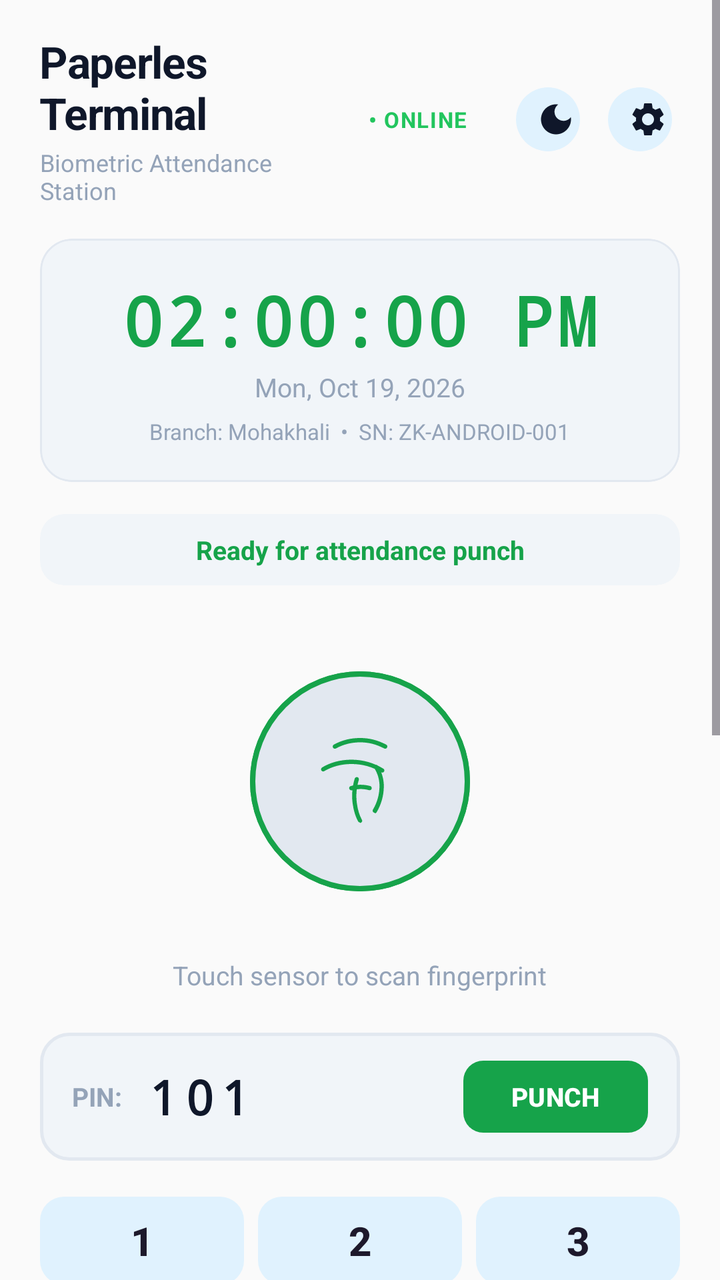
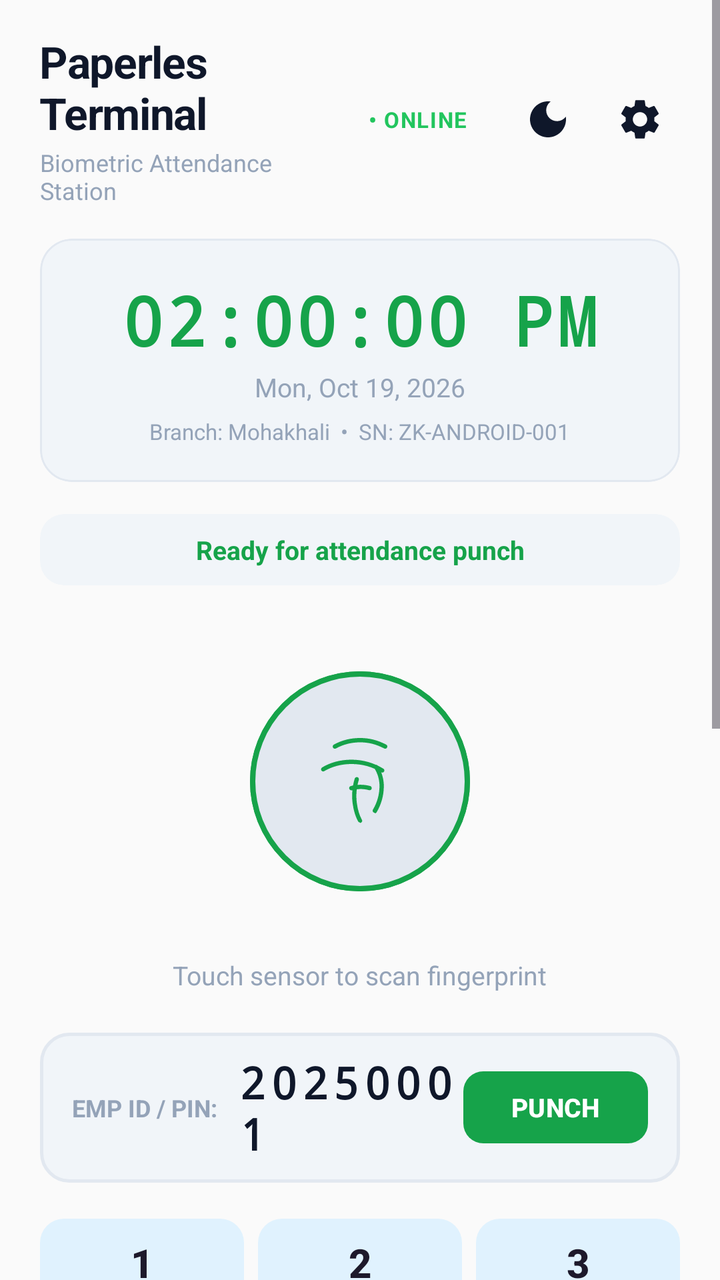

Compare the two renders of this Android layout. The source of the first and the diff that turns it into the second are given below.
<!-- AndroidManifest.xml: application theme Theme.PaperlesTerminal -->
<!-- res/layout/activity_main.xml -->
<?xml version="1.0" encoding="utf-8"?>
<ScrollView xmlns:android="http://schemas.android.com/apk/res/android"
    xmlns:app="http://schemas.android.com/apk/res-auto"
    android:layout_width="match_parent"
    android:layout_height="match_parent"
    android:fillViewport="true"
    android:background="?attr/colorSurface"
    android:overScrollMode="never">

    <LinearLayout
        android:layout_width="match_parent"
        android:layout_height="wrap_content"
        android:orientation="vertical"
        android:paddingHorizontal="20dp"
        android:paddingTop="16dp"
        android:paddingBottom="24dp"
        android:clipChildren="false"
        android:clipToPadding="false">

        
        <LinearLayout
            android:id="@+id/headerBar"
            android:layout_width="match_parent"
            android:layout_height="wrap_content"
            android:orientation="horizontal"
            android:gravity="center_vertical"
            android:layout_marginBottom="16dp">

            <LinearLayout
                android:layout_width="0dp"
                android:layout_height="wrap_content"
                android:layout_weight="1"
                android:orientation="vertical">

                <TextView
                    android:layout_width="wrap_content"
                    android:layout_height="wrap_content"
                    android:text="Paperles Terminal"
                    android:textColor="?attr/colorOnSurface"
                    android:textSize="22sp"
                    android:textStyle="bold"
                    android:letterSpacing="-0.02" />

                <TextView
                    android:layout_width="wrap_content"
                    android:layout_height="wrap_content"
                    android:text="Biometric Attendance Station"
                    android:textColor="?attr/colorOutline"
                    android:textSize="12sp"
                    android:layout_marginTop="2dp" />
            </LinearLayout>

            
            <TextView
                android:id="@+id/tvHeartbeatStatus"
                android:layout_width="wrap_content"
                android:layout_height="wrap_content"
                android:text="• ONLINE"
                android:textColor="#22C55E"
                android:background="@drawable/bg_status_chip"
                android:paddingHorizontal="12dp"
                android:paddingVertical="6dp"
                android:textStyle="bold"
                android:textSize="11sp"
                android:letterSpacing="0.05"
                android:layout_marginEnd="8dp" />

            
            <com.google.android.material.button.MaterialButton
                android:id="@+id/btnThemeToggle"
                style="@style/Widget.Material3.Button.IconButton.Filled.Tonal"
                android:layout_width="40dp"
                android:layout_height="40dp"
                app:icon="@drawable/ic_theme_mode"
                app:iconSize="20dp"
                app:iconTint="?attr/colorOnSurface"
                android:layout_marginEnd="6dp"
                android:contentDescription="Toggle Theme" />

            
            <com.google.android.material.button.MaterialButton
                android:id="@+id/btnSettings"
                style="@style/Widget.Material3.Button.IconButton.Filled.Tonal"
                android:layout_width="40dp"
                android:layout_height="40dp"
                app:icon="@drawable/ic_settings"
                app:iconSize="20dp"
                app:iconTint="?attr/colorOnSurface"
                android:contentDescription="Settings" />
        </LinearLayout>

        
        <com.google.android.material.card.MaterialCardView
            android:id="@+id/clockCard"
            android:layout_width="match_parent"
            android:layout_height="wrap_content"
            android:layout_marginBottom="16dp"
            app:cardBackgroundColor="?attr/colorSurfaceContainer"
            app:cardCornerRadius="16dp"
            app:cardElevation="0dp"
            app:strokeColor="?attr/colorOutlineVariant"
            app:strokeWidth="1dp">

            <LinearLayout
                android:layout_width="match_parent"
                android:layout_height="wrap_content"
                android:orientation="vertical"
                android:paddingVertical="18dp"
                android:paddingHorizontal="16dp"
                android:gravity="center_horizontal">

                <TextView
                    android:id="@+id/tvClock"
                    android:layout_width="wrap_content"
                    android:layout_height="wrap_content"
                    android:text="02:00:00 PM"
                    android:textColor="?attr/colorPrimary"
                    android:textSize="34sp"
                    android:textStyle="bold"
                    android:fontFamily="monospace"
                    android:singleLine="true"
                    android:maxLines="1"
                    android:letterSpacing="0.04" />

                <TextView
                    android:id="@+id/tvDate"
                    android:layout_width="wrap_content"
                    android:layout_height="wrap_content"
                    android:text="Mon, Oct 19, 2026"
                    android:textColor="?attr/colorOutline"
                    android:textSize="13sp"
                    android:layout_marginTop="2dp"
                    android:layout_marginBottom="6dp" />

                <TextView
                    android:id="@+id/tvDeviceInfo"
                    android:layout_width="wrap_content"
                    android:layout_height="wrap_content"
                    android:text="Branch: Mohakhali  •  SN: ZK-ANDROID-001"
                    android:textColor="?attr/colorOutline"
                    android:textSize="11sp" />
            </LinearLayout>
        </com.google.android.material.card.MaterialCardView>

        
        <com.google.android.material.card.MaterialCardView
            android:id="@+id/statusCard"
            android:layout_width="match_parent"
            android:layout_height="wrap_content"
            android:layout_marginBottom="18dp"
            app:cardBackgroundColor="?attr/colorSurfaceContainer"
            app:cardCornerRadius="12dp"
            app:cardElevation="0dp"
            app:strokeWidth="0dp">

            <TextView
                android:id="@+id/tvStatusFeedback"
                android:layout_width="match_parent"
                android:layout_height="wrap_content"
                android:text="Ready for attendance punch"
                android:textColor="?attr/colorPrimary"
                android:textSize="13sp"
                android:textStyle="bold"
                android:gravity="center"
                android:paddingVertical="9dp"
                android:paddingHorizontal="16dp" />
        </com.google.android.material.card.MaterialCardView>

        
        <LinearLayout
            android:id="@+id/sensorSection"
            android:layout_width="match_parent"
            android:layout_height="wrap_content"
            android:orientation="vertical"
            android:gravity="center_horizontal"
            android:layout_marginBottom="20dp"
            android:clipChildren="false"
            android:clipToPadding="false">

            
            <FrameLayout
                android:layout_width="160dp"
                android:layout_height="160dp"
                android:layout_gravity="center_horizontal"
                android:clipChildren="false"
                android:clipToPadding="false">

                
                <View
                    android:id="@+id/vSensorRingOuter"
                    android:layout_width="110dp"
                    android:layout_height="110dp"
                    android:layout_gravity="center"
                    android:background="@drawable/bg_sensor_ring_outer" />

                
                <FrameLayout
                    android:id="@+id/flSensorContainer"
                    android:layout_width="110dp"
                    android:layout_height="110dp"
                    android:layout_gravity="center"
                    android:background="@drawable/bg_fingerprint_sensor"
                    android:clickable="true"
                    android:focusable="true">

                    <ImageView
                        android:id="@+id/ivFingerprintIcon"
                        android:layout_width="52dp"
                        android:layout_height="52dp"
                        android:layout_gravity="center"
                        android:src="@drawable/ic_fingerprint"
                        android:contentDescription="Fingerprint Sensor" />
                </FrameLayout>
            </FrameLayout>

            <TextView
                android:id="@+id/tvSensorPrompt"
                android:layout_width="wrap_content"
                android:layout_height="wrap_content"
                android:text="Touch sensor to scan fingerprint"
                android:textColor="?attr/colorOutline"
                android:textSize="13sp"
                android:layout_marginTop="8dp" />
        </LinearLayout>

        
        <LinearLayout
            android:id="@+id/pinSection"
            android:layout_width="match_parent"
            android:layout_height="wrap_content"
            android:orientation="horizontal"
            android:gravity="center_vertical"
            android:background="@drawable/bg_pin_display"
            android:paddingHorizontal="16dp"
            android:paddingVertical="10dp"
            android:layout_marginBottom="14dp">

            <TextView
                android:layout_width="wrap_content"
                android:layout_height="wrap_content"
                android:text="PIN:"
                android:textColor="?attr/colorOutline"
                android:textSize="13sp"
                android:textStyle="bold"
                android:layout_marginEnd="12dp" />

            <TextView
                android:id="@+id/tvPinDisplay"
                android:layout_width="0dp"
                android:layout_height="wrap_content"
                android:layout_weight="1"
                android:text="101"
                android:textColor="?attr/colorOnSurface"
                android:textSize="24sp"
                android:textStyle="bold"
                android:fontFamily="monospace"
                android:letterSpacing="0.15" />

            <com.google.android.material.button.MaterialButton
                android:id="@+id/btnQuickPunch"
                android:layout_width="wrap_content"
                android:layout_height="44dp"
                android:text="PUNCH"
                android:textSize="13sp"
                android:textStyle="bold"
                app:cornerRadius="10dp" />
        </LinearLayout>

        
        <LinearLayout
            android:layout_width="match_parent"
            android:layout_height="wrap_content"
            android:orientation="vertical"
            android:layout_marginBottom="18dp">

            
            <LinearLayout
                android:layout_width="match_parent"
                android:layout_height="wrap_content"
                android:orientation="horizontal"
                android:layout_marginBottom="6dp">

                <com.google.android.material.button.MaterialButton
                    android:id="@+id/btnNum1"
                    style="@style/Widget.Material3.Button.TonalButton"
                    android:layout_width="0dp"
                    android:layout_height="52dp"
                    android:layout_weight="1"
                    android:layout_marginEnd="4dp"
                    android:text="1"
                    android:textSize="20sp"
                    android:textStyle="bold"
                    app:cornerRadius="12dp" />

                <com.google.android.material.button.MaterialButton
                    android:id="@+id/btnNum2"
                    style="@style/Widget.Material3.Button.TonalButton"
                    android:layout_width="0dp"
                    android:layout_height="52dp"
                    android:layout_weight="1"
                    android:layout_marginHorizontal="3dp"
                    android:text="2"
                    android:textSize="20sp"
                    android:textStyle="bold"
                    app:cornerRadius="12dp" />

                <com.google.android.material.button.MaterialButton
                    android:id="@+id/btnNum3"
                    style="@style/Widget.Material3.Button.TonalButton"
                    android:layout_width="0dp"
                    android:layout_height="52dp"
                    android:layout_weight="1"
                    android:layout_marginStart="4dp"
                    android:text="3"
                    android:textSize="20sp"
                    android:textStyle="bold"
                    app:cornerRadius="12dp" />
            </LinearLayout>

            
            <LinearLayout
                android:layout_width="match_parent"
                android:layout_height="wrap_content"
                android:orientation="horizontal"
                android:layout_marginBottom="6dp">

                <com.google.android.material.button.MaterialButton
                    android:id="@+id/btnNum4"
                    style="@style/Widget.Material3.Button.TonalButton"
                    android:layout_width="0dp"
                    android:layout_height="52dp"
                    android:layout_weight="1"
                    android:layout_marginEnd="4dp"
                    android:text="4"
                    android:textSize="20sp"
                    android:textStyle="bold"
                    app:cornerRadius="12dp" />

                <com.google.android.material.button.MaterialButton
                    android:id="@+id/btnNum5"
                    style="@style/Widget.Material3.Button.TonalButton"
                    android:layout_width="0dp"
                    android:layout_height="52dp"
                    android:layout_weight="1"
                    android:layout_marginHorizontal="3dp"
                    android:text="5"
                    android:textSize="20sp"
                    android:textStyle="bold"
                    app:cornerRadius="12dp" />

                <com.google.android.material.button.MaterialButton
                    android:id="@+id/btnNum6"
                    style="@style/Widget.Material3.Button.TonalButton"
                    android:layout_width="0dp"
                    android:layout_height="52dp"
                    android:layout_weight="1"
                    android:layout_marginStart="4dp"
                    android:text="6"
                    android:textSize="20sp"
                    android:textStyle="bold"
                    app:cornerRadius="12dp" />
            </LinearLayout>

            
            <LinearLayout
                android:layout_width="match_parent"
                android:layout_height="wrap_content"
                android:orientation="horizontal"
                android:layout_marginBottom="6dp">

                <com.google.android.material.button.MaterialButton
                    android:id="@+id/btnNum7"
                    style="@style/Widget.Material3.Button.TonalButton"
                    android:layout_width="0dp"
                    android:layout_height="52dp"
                    android:layout_weight="1"
                    android:layout_marginEnd="4dp"
                    android:text="7"
                    android:textSize="20sp"
                    android:textStyle="bold"
                    app:cornerRadius="12dp" />

                <com.google.android.material.button.MaterialButton
                    android:id="@+id/btnNum8"
                    style="@style/Widget.Material3.Button.TonalButton"
                    android:layout_width="0dp"
                    android:layout_height="52dp"
                    android:layout_weight="1"
                    android:layout_marginHorizontal="3dp"
                    android:text="8"
                    android:textSize="20sp"
                    android:textStyle="bold"
                    app:cornerRadius="12dp" />

                <com.google.android.material.button.MaterialButton
                    android:id="@+id/btnNum9"
                    style="@style/Widget.Material3.Button.TonalButton"
                    android:layout_width="0dp"
                    android:layout_height="52dp"
                    android:layout_weight="1"
                    android:layout_marginStart="4dp"
                    android:text="9"
                    android:textSize="20sp"
                    android:textStyle="bold"
                    app:cornerRadius="12dp" />
            </LinearLayout>

            
            <LinearLayout
                android:layout_width="match_parent"
                android:layout_height="wrap_content"
                android:orientation="horizontal">

                <com.google.android.material.button.MaterialButton
                    android:id="@+id/btnNumClear"
                    style="@style/Widget.Material3.Button.OutlinedButton"
                    android:layout_width="0dp"
                    android:layout_height="52dp"
                    android:layout_weight="1"
                    android:layout_marginEnd="4dp"
                    android:text="CLR"
                    android:textColor="?attr/colorError"
                    android:textSize="14sp"
                    android:textStyle="bold"
                    app:strokeColor="?attr/colorOutlineVariant"
                    app:cornerRadius="12dp" />

                <com.google.android.material.button.MaterialButton
                    android:id="@+id/btnNum0"
                    style="@style/Widget.Material3.Button.TonalButton"
                    android:layout_width="0dp"
                    android:layout_height="52dp"
                    android:layout_weight="1"
                    android:layout_marginHorizontal="3dp"
                    android:text="0"
                    android:textSize="20sp"
                    android:textStyle="bold"
                    app:cornerRadius="12dp" />

                <com.google.android.material.button.MaterialButton
                    android:id="@+id/btnNumBackspace"
                    style="@style/Widget.Material3.Button.OutlinedButton"
                    android:layout_width="0dp"
                    android:layout_height="52dp"
                    android:layout_weight="1"
                    android:layout_marginStart="4dp"
                    app:icon="@drawable/ic_backspace"
                    app:iconGravity="textStart"
                    app:iconSize="20dp"
                    app:iconTint="?attr/colorOnSurface"
                    app:strokeColor="?attr/colorOutlineVariant"
                    app:cornerRadius="12dp" />
            </LinearLayout>
        </LinearLayout>

        
        <LinearLayout
            android:layout_width="match_parent"
            android:layout_height="wrap_content"
            android:orientation="horizontal"
            android:gravity="center_vertical"
            android:layout_marginBottom="8dp">

            <View
                android:layout_width="8dp"
                android:layout_height="8dp"
                android:background="@drawable/bg_dot_indicator"
                android:layout_marginEnd="8dp" />

            <TextView
                android:layout_width="wrap_content"
                android:layout_height="wrap_content"
                android:text="Live Protocol Log"
                android:textColor="?attr/colorOnSurface"
                android:textSize="13sp"
                android:textStyle="bold"
                android:letterSpacing="0.02" />

            <TextView
                android:layout_width="wrap_content"
                android:layout_height="wrap_content"
                android:text="ADMS • ATTLOG"
                android:textColor="?attr/colorOutline"
                android:textSize="11sp"
                android:fontFamily="monospace"
                android:layout_marginStart="8dp" />

            <View
                android:layout_width="0dp"
                android:layout_height="1dp"
                android:layout_weight="1" />

            <com.google.android.material.button.MaterialButton
                android:id="@+id/btnLogClear"
                style="@style/Widget.Material3.Button.TextButton"
                android:layout_width="wrap_content"
                android:layout_height="32dp"
                android:minHeight="0dp"
                android:paddingVertical="0dp"
                android:paddingHorizontal="10dp"
                android:text="CLEAR"
                android:textSize="11sp"
                android:textStyle="bold"
                android:textColor="?attr/colorOutline" />
        </LinearLayout>

        
        <com.google.android.material.card.MaterialCardView
            android:id="@+id/cardLogConsole"
            android:layout_width="match_parent"
            android:layout_height="wrap_content"
            app:cardBackgroundColor="?attr/colorSurfaceContainer"
            app:cardCornerRadius="14dp"
            app:cardElevation="0dp"
            app:strokeColor="?attr/colorOutlineVariant"
            app:strokeWidth="1dp">

            <LinearLayout
                android:layout_width="match_parent"
                android:layout_height="wrap_content"
                android:orientation="vertical">

                
                <LinearLayout
                    android:layout_width="match_parent"
                    android:layout_height="wrap_content"
                    android:orientation="horizontal"
                    android:gravity="center_vertical"
                    android:paddingHorizontal="14dp"
                    android:paddingVertical="8dp"
                    android:background="?attr/colorSurfaceContainerHigh">

                    <TextView
                        android:id="@+id/tvConsoleEndpoint"
                        android:layout_width="0dp"
                        android:layout_height="wrap_content"
                        android:layout_weight="1"
                        android:text="Endpoint: http://127.0.0.1:3001/iclock/cdata"
                        android:textColor="?attr/colorOutline"
                        android:textSize="10.5sp"
                        android:fontFamily="monospace"
                        android:singleLine="true"
                        android:ellipsize="middle" />

                    <TextView
                        android:id="@+id/tvLogCount"
                        android:layout_width="wrap_content"
                        android:layout_height="wrap_content"
                        android:text="0 events"
                        android:textColor="?attr/colorOutline"
                        android:textSize="10.5sp"
                        android:fontFamily="monospace"
                        android:layout_marginStart="8dp" />
                </LinearLayout>

                <View
                    android:layout_width="match_parent"
                    android:layout_height="1dp"
                    android:background="?attr/colorOutlineVariant" />

                
                <androidx.core.widget.NestedScrollView
                    android:id="@+id/nsvLogConsole"
                    android:layout_width="match_parent"
                    android:layout_height="180dp"
                    android:fillViewport="true"
                    android:scrollbars="vertical"
                    android:overScrollMode="never">

                    <TextView
                        android:id="@+id/tvLogConsole"
                        android:layout_width="match_parent"
                        android:layout_height="wrap_content"
                        android:textColor="?attr/colorPrimary"
                        android:textSize="11sp"
                        android:fontFamily="monospace"
                        android:lineSpacingExtra="3dp"
                        android:padding="12dp"
                        android:textIsSelectable="true"
                        android:text="Initializing protocol session..." />
                </androidx.core.widget.NestedScrollView>
            </LinearLayout>
        </com.google.android.material.card.MaterialCardView>
    </LinearLayout>
</ScrollView>
<!-- resources referenced by this layout -->
<resources>
  <!-- drawable bg_dot_indicator (drawable) -->
  <?xml version="1.0" encoding="utf-8"?>
  <shape xmlns:android="http://schemas.android.com/apk/res/android"
      android:shape="oval">
      <solid android:color="?attr/colorPrimary" />
      <size
          android:width="8dp"
          android:height="8dp" />
  </shape>
  <!-- drawable bg_fingerprint_sensor (drawable) -->
  <?xml version="1.0" encoding="utf-8"?>
  <ripple xmlns:android="http://schemas.android.com/apk/res/android"
      android:color="?attr/colorPrimaryContainer">
      <item>
          <shape android:shape="oval">
              <solid android:color="?attr/colorSurfaceContainerHigh" />
              <stroke
                  android:width="2.5dp"
                  android:color="?attr/colorPrimary" />
              <size
                  android:width="110dp"
                  android:height="110dp" />
          </shape>
      </item>
  </ripple>
  <!-- drawable bg_pin_display (drawable) -->
  <?xml version="1.0" encoding="utf-8"?>
  <shape xmlns:android="http://schemas.android.com/apk/res/android"
      android:shape="rectangle">
      <corners android:radius="14dp" />
      <solid android:color="?attr/colorSurfaceContainer" />
      <stroke
          android:width="1.5dp"
          android:color="?attr/colorOutlineVariant" />
  </shape>
  <!-- drawable bg_sensor_ring_outer (drawable) -->
  <?xml version="1.0" encoding="utf-8"?>
  <shape xmlns:android="http://schemas.android.com/apk/res/android"
      android:shape="oval">
      <solid android:color="@android:color/transparent" />
      <stroke
          android:width="2dp"
          android:color="?attr/colorPrimary" />
      <size
          android:width="110dp"
          android:height="110dp" />
  </shape>
  <!-- drawable bg_status_chip (drawable) -->
  <?xml version="1.0" encoding="utf-8"?>
  <shape xmlns:android="http://schemas.android.com/apk/res/android"
      android:shape="rectangle">
      <corners android:radius="14dp" />
      <solid android:color="@android:color/transparent" />
  </shape>
  <!-- drawable ic_backspace (drawable) -->
  <vector xmlns:android="http://schemas.android.com/apk/res/android"
      android:width="24dp"
      android:height="24dp"
      android:viewportWidth="24"
      android:viewportHeight="24">
    <path
        android:fillColor="?attr/colorOnSurface"
        android:pathData="M22,3H7c-0.69,0 -1.23,0.35 -1.59,0.88L0,12l5.41,8.11c0.36,0.53 0.9,0.89 1.59,0.89h15c1.1,0 2,-0.9 2,-2V5c0,-1.1 -0.9,-2 -2,-2zm-3,12.59L17.59,17 14,13.41 10.41,17 9,15.59 12.59,12 9,8.41 10.41,7 14,10.59 17.59,7 19,8.41 15.41,12 19,15.59z"/>
  </vector>
  <!-- drawable ic_theme_mode (drawable) -->
  <vector xmlns:android="http://schemas.android.com/apk/res/android"
      android:width="24dp"
      android:height="24dp"
      android:viewportWidth="24"
      android:viewportHeight="24">
    <path
        android:fillColor="?attr/colorOnSurface"
        android:pathData="M12,3c-4.97,0 -9,4.03 -9,9s4.03,9 9,9 9,-4.03 9,-9c0,-0.46 -0.04,-0.92 -0.1,-1.36 -0.98,1.37 -2.58,2.26 -4.4,2.26 -2.98,0 -5.4,-2.42 -5.4,-5.4 0,-1.81 0.89,-3.42 2.26,-4.4C12.92,3.04 12.46,3 12,3z"/>
  </vector>
  <!-- unchanged entries left out for length: 3 -->
</resources>

<!-- the commit's change to res/layout/activity_main.xml (unified diff, before → after) -->
@@ -66,26 +66,28 @@
                 android:layout_marginEnd="8dp" />
 
             
-            <com.google.android.material.button.MaterialButton
+            <ImageButton
                 android:id="@+id/btnThemeToggle"
-                style="@style/Widget.Material3.Button.IconButton.Filled.Tonal"
                 android:layout_width="40dp"
                 android:layout_height="40dp"
-                app:icon="@drawable/ic_theme_mode"
-                app:iconSize="20dp"
-                app:iconTint="?attr/colorOnSurface"
+                android:background="?attr/selectableItemBackgroundBorderless"
+                android:src="@drawable/ic_theme_mode"
+                app:tint="?attr/colorOnSurface"
+                android:padding="8dp"
+                android:scaleType="fitCenter"
                 android:layout_marginEnd="6dp"
                 android:contentDescription="Toggle Theme" />
 
             
-            <com.google.android.material.button.MaterialButton
+            <ImageButton
                 android:id="@+id/btnSettings"
-                style="@style/Widget.Material3.Button.IconButton.Filled.Tonal"
                 android:layout_width="40dp"
                 android:layout_height="40dp"
-                app:icon="@drawable/ic_settings"
-                app:iconSize="20dp"
-                app:iconTint="?attr/colorOnSurface"
+                android:background="?attr/selectableItemBackgroundBorderless"
+                android:src="@drawable/ic_settings"
+                app:tint="?attr/colorOnSurface"
+                android:padding="8dp"
+                android:scaleType="fitCenter"
                 android:contentDescription="Settings" />
         </LinearLayout>
 
@@ -238,23 +240,23 @@
             <TextView
                 android:layout_width="wrap_content"
                 android:layout_height="wrap_content"
-                android:text="PIN:"
+                android:text="EMP ID / PIN:"
                 android:textColor="?attr/colorOutline"
-                android:textSize="13sp"
-                android:textStyle="bold"
-                android:layout_marginEnd="12dp" />
+                android:textSize="12sp"
+                android:textStyle="bold"
+                android:layout_marginEnd="10dp" />
 
             <TextView
                 android:id="@+id/tvPinDisplay"
                 android:layout_width="0dp"
                 android:layout_height="wrap_content"
                 android:layout_weight="1"
-                android:text="101"
+                android:text="20250001"
                 android:textColor="?attr/colorOnSurface"
-                android:textSize="24sp"
+                android:textSize="22sp"
                 android:textStyle="bold"
                 android:fontFamily="monospace"
-                android:letterSpacing="0.15" />
+                android:letterSpacing="0.1" />
 
             <com.google.android.material.button.MaterialButton
                 android:id="@+id/btnQuickPunch"
